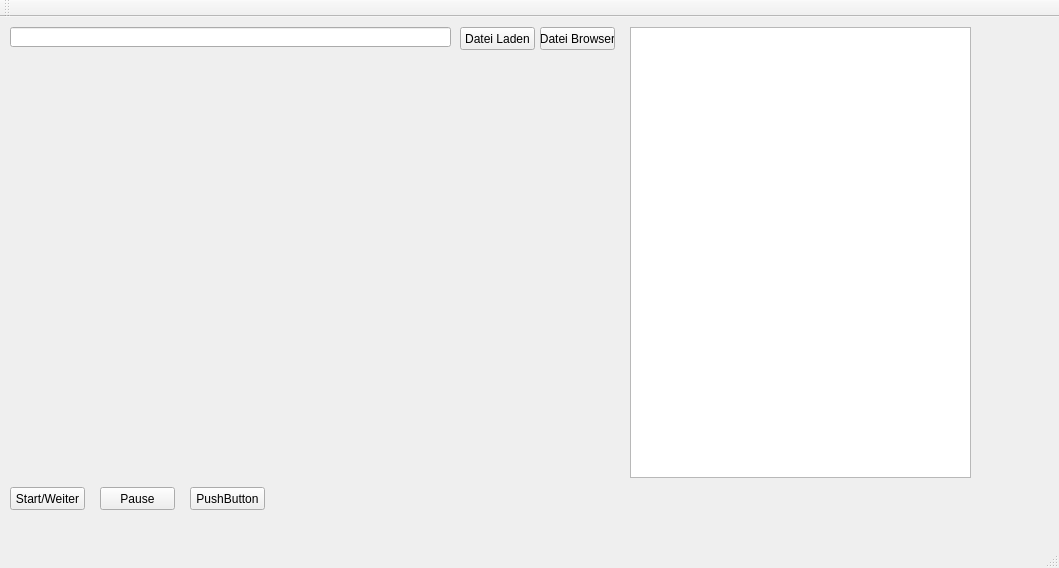
sebastian-THM/SWT2015_G8, file view_qt.ui: the form before one commit.
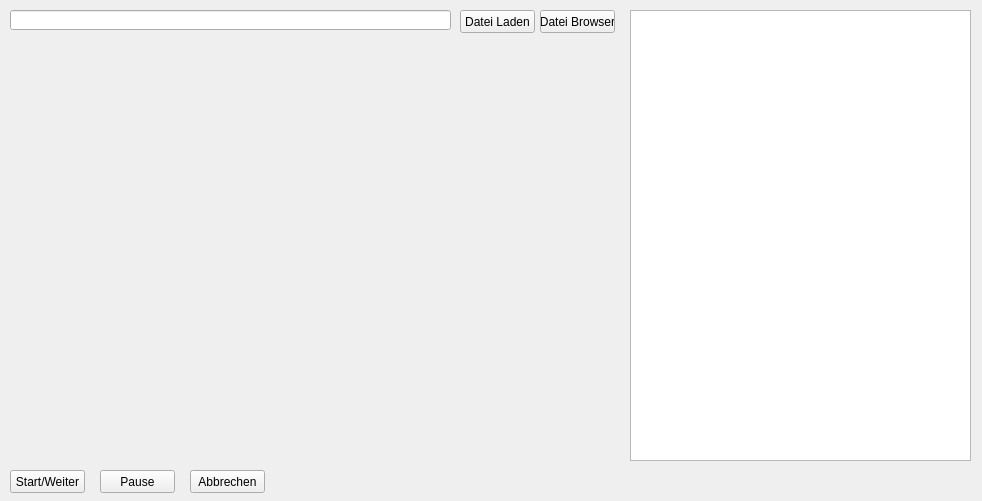
The form after the commit. Custom widgets are drawn as their Qt base class.

```diff
--- a/view_qt.ui
+++ b/view_qt.ui
@@ -6,8 +6,8 @@
    <rect>
     <x>0</x>
     <y>0</y>
-    <width>1059</width>
-    <height>568</height>
+    <width>982</width>
+    <height>501</height>
    </rect>
   </property>
   <property name="windowTitle">
@@ -49,6 +49,9 @@
       <height>451</height>
      </rect>
     </property>
+    <property name="readOnly">
+     <bool>true</bool>
+    </property>
    </widget>
    <widget class="RenderArea" name="renderArea" native="true">
     <property name="geometry">
@@ -112,29 +115,10 @@
      </rect>
     </property>
     <property name="text">
-     <string>PushButton</string>
+     <string>Abbrechen</string>
     </property>
    </widget>
   </widget>
-  <widget class="QMenuBar" name="menuBar">
-   <property name="geometry">
-    <rect>
-     <x>0</x>
-     <y>0</y>
-     <width>1059</width>
-     <height>21</height>
-    </rect>
-   </property>
-  </widget>
-  <widget class="QToolBar" name="mainToolBar">
-   <attribute name="toolBarArea">
-    <enum>TopToolBarArea</enum>
-   </attribute>
-   <attribute name="toolBarBreak">
-    <bool>false</bool>
-   </attribute>
-  </widget>
-  <widget class="QStatusBar" name="statusBar"/>
  </widget>
  <layoutdefault spacing="6" margin="11"/>
  <customwidgets>
```
Left out of the diff: 2 changed lines with no effect on the pictures.
